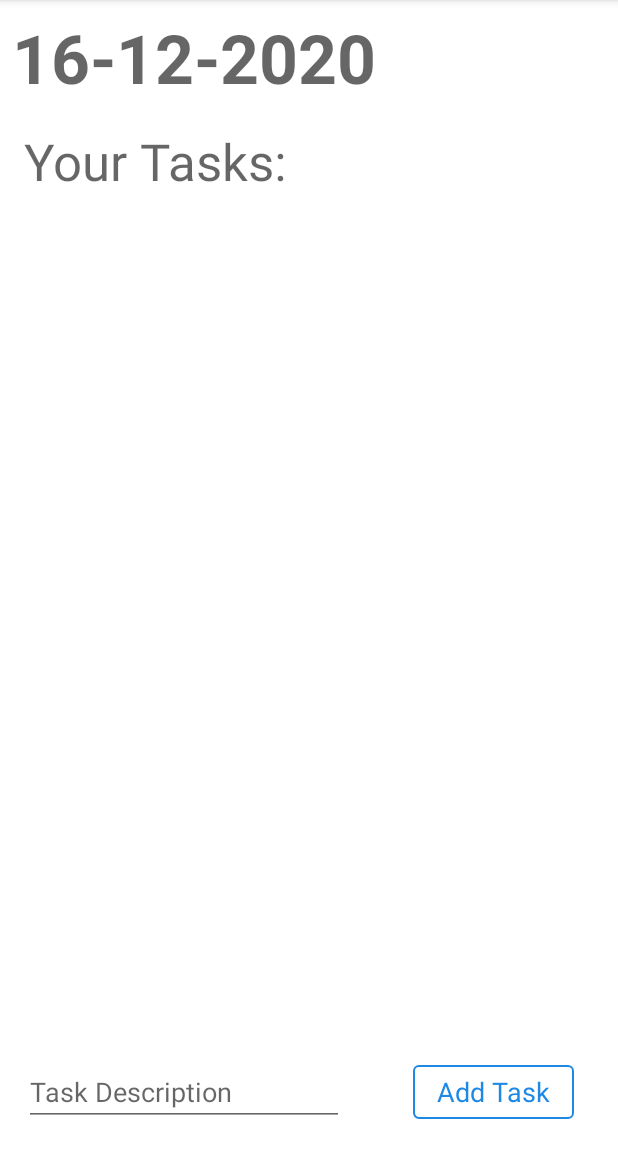
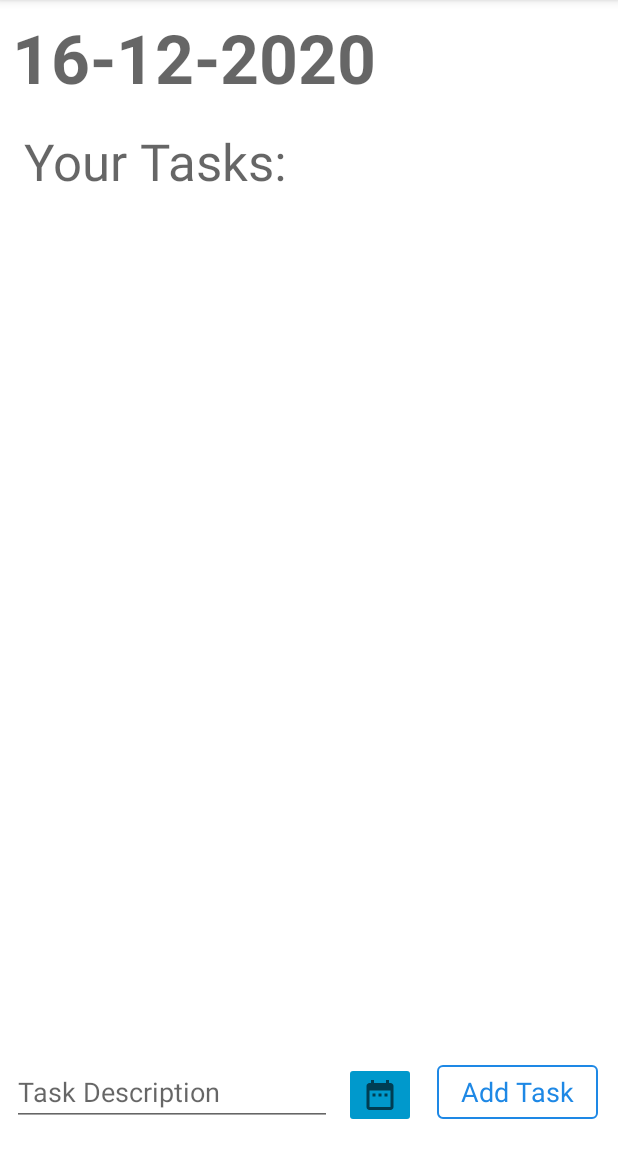
Before and after one commit to sanskar10100/TaskCheck, an Android app: the screen it shows after launch (MainActivity), on a phone screen of 412 x 824 dp, the part 84-1236 px from its top. Run offline under Robolectric (Android 15) with nearby library versions, the phone set to English and light mode, and no system bars; our stand-ins replace Room's generated code.

Commit message:
Added due dates

```diff
--- a/app/build.gradle
+++ b/app/build.gradle
@@ -29,6 +29,7 @@ android {
 }
 
 dependencies {
+    implementation 'androidx.legacy:legacy-support-v4:1.0.0'
     def room_version = "2.2.5"
 
     implementation "androidx.room:room-runtime:$room_version"
--- a/app/src/main/java/com/example/android/taskcheck/MainActivity.java
+++ b/app/src/main/java/com/example/android/taskcheck/MainActivity.java
@@ -12,6 +12,7 @@ import android.widget.Toast;
 
 import androidx.annotation.NonNull;
 import androidx.appcompat.app.AppCompatActivity;
+import androidx.fragment.app.DialogFragment;
 import androidx.recyclerview.widget.LinearLayoutManager;
 import androidx.recyclerview.widget.RecyclerView;
 import androidx.room.Room;
@@ -28,6 +29,7 @@ public class MainActivity extends AppCompatActivity {
 	static List<TaskData> tasks;
 	TasksListAdapater adapter;
 	TaskDatabase database;
+	static String dueDate = "0/0/0";
 
 	@SuppressLint("WrongThread")
 	@Override
@@ -39,6 +41,7 @@ public class MainActivity extends AppCompatActivity {
 		// perform very heavy tasks
 		database = Room.databaseBuilder(getApplicationContext(), TaskDatabase.class, "task_data")
 				.allowMainThreadQueries()
+				.fallbackToDestructiveMigration()
 				.build();
 
 		// Fetched data from SharedPref. Indicates whether app has been launched at least one time or not
@@ -102,12 +105,15 @@ public class MainActivity extends AppCompatActivity {
 
 		// If non-empty string is received, add it to the task list and notify adapter
 		if (taskDescription.length() != 0) {
-			tasks.add(new TaskData(0, taskDescription));
+			tasks.add(new TaskData(0, taskDescription, dueDate));
 			editTextTaskDescription.setText("");
 			adapter.notifyDataSetChanged();
 		} else {
 			Toast.makeText(this, "Cannot add empty Task!", Toast.LENGTH_SHORT).show();
 		}
+
+		// Reset due date
+		dueDate = "0/0/0";
 	}
 
 	/**
@@ -146,4 +152,9 @@ public class MainActivity extends AppCompatActivity {
 				return super.onOptionsItemSelected(item);
 		}
 	}
+
+	public void showDatePickerDialog(View view) {
+		DialogFragment fragment = new DatePickerFragment();
+		fragment.show(getSupportFragmentManager(), "datePicker");
+	}
 }
--- a/app/src/main/java/com/example/android/taskcheck/TaskData.java
+++ b/app/src/main/java/com/example/android/taskcheck/TaskData.java
@@ -13,8 +13,12 @@ public class TaskData {
 	@ColumnInfo(name = "task_description")
 	public String taskDescription;
 
-	public TaskData(int id, String taskDescription) {
+	@ColumnInfo(name = "task_due_date")
+	public String dueDate;
+
+	public TaskData(int id, String taskDescription, String dueDate) {
 		this.id = id;
 		this.taskDescription = taskDescription;
+		this.dueDate = dueDate;
 	}
 }
--- a/app/src/main/java/com/example/android/taskcheck/TaskDatabase.java
+++ b/app/src/main/java/com/example/android/taskcheck/TaskDatabase.java
@@ -3,7 +3,7 @@ package com.example.android.taskcheck;
 import androidx.room.Database;
 import androidx.room.RoomDatabase;
 
-@Database(entities = {TaskData.class}, version = 1)
+@Database(entities = {TaskData.class}, version = 2)
 public abstract class TaskDatabase extends RoomDatabase {
 	public abstract TaskDao taskDao();
 }
--- /dev/null
+++ b/app/src/main/res/drawable/ic_baseline_date_range_24.xml
@@ -0,0 +1,10 @@
+<vector xmlns:android="http://schemas.android.com/apk/res/android"
+    android:width="24dp"
+    android:height="24dp"
+    android:viewportWidth="24"
+    android:viewportHeight="24"
+    android:tint="?attr/colorControlNormal">
+  <path
+      android:fillColor="@android:color/white"
+      android:pathData="M9,11L7,11v2h2v-2zM13,11h-2v2h2v-2zM17,11h-2v2h2v-2zM19,4h-1L18,2h-2v2L8,4L8,2L6,2v2L5,4c-1.11,0 -1.99,0.9 -1.99,2L3,20c0,1.1 0.89,2 2,2h14c1.1,0 2,-0.9 2,-2L21,6c0,-1.1 -0.9,-2 -2,-2zM19,20L5,20L5,9h14v11z"/>
+</vector>
--- a/app/src/main/res/layout/activity_main.xml
+++ b/app/src/main/res/layout/activity_main.xml
@@ -51,7 +51,7 @@
         style="@style/Widget.AppCompat.EditText"
         android:layout_width="0dp"
         android:layout_height="wrap_content"
-        android:layout_marginStart="16dp"
+        android:layout_marginStart="8dp"
         android:autofillHints="@string/task_description"
         android:ems="10"
         android:hint="@string/task_description"
@@ -66,8 +66,8 @@
         style="@style/Widget.MaterialComponents.Button.OutlinedButton"
         android:layout_width="wrap_content"
         android:layout_height="wrap_content"
-        android:layout_marginStart="32dp"
-        android:layout_marginEnd="16dp"
+        android:layout_marginStart="8dp"
+        android:layout_marginEnd="8dp"
         android:layout_marginBottom="16dp"
         android:onClick="addTask"
         android:text="@string/add_task"
@@ -76,7 +76,22 @@
         app:iconTint="#039BE5"
         app:layout_constraintBottom_toBottomOf="parent"
         app:layout_constraintEnd_toEndOf="parent"
-        app:layout_constraintStart_toEndOf="@+id/edit_text_task_description"
+        app:layout_constraintStart_toEndOf="@+id/imageButton"
         app:rippleColor="#1E88E5"
         app:strokeColor="#1E88E5" />
+
+    <ImageButton
+        android:id="@+id/imageButton"
+        android:layout_width="wrap_content"
+        android:layout_height="wrap_content"
+        android:layout_marginStart="8dp"
+        android:layout_marginBottom="16dp"
+        android:backgroundTint="@android:color/holo_blue_dark"
+        android:contentDescription="@string/add_due_date"
+        android:onClick="showDatePickerDialog"
+        android:scaleType="centerCrop"
+        app:layout_constraintBottom_toBottomOf="parent"
+        app:layout_constraintStart_toEndOf="@+id/edit_text_task_description"
+        app:srcCompat="@drawable/ic_baseline_date_range_24" />
+
 </androidx.constraintlayout.widget.ConstraintLayout>
--- a/app/src/main/res/values/strings.xml
+++ b/app/src/main/res/values/strings.xml
@@ -7,4 +7,6 @@
     <string name="clear_all">Clear All</string>
     <string name="how_do_i_mark_task_as_complete_again">How do I mark a task as complete again?</string>
     <string name="howto_mark_complete">Long Tap on a task to mark it as complete!</string>
+    <string name="no_due_date">No due date!</string>
+    <string name="add_due_date">Add Due Date</string>
 </resources>
```
Also changed, not shown: app/src/main/java/com/example/android/taskcheck/DatePickerFragment.java (added, +31 -0 lines), app/src/main/java/com/example/android/taskcheck/TasksListAdapater.java (+15 -3 lines), app/src/main/res/layout-v23/single_task_view.xml (+11 -3 lines), app/src/main/res/layout/fragment_date_picker.xml (added, +7 -0 lines), app/src/main/res/layout/single_task_view.xml (+7 -1 lines).
